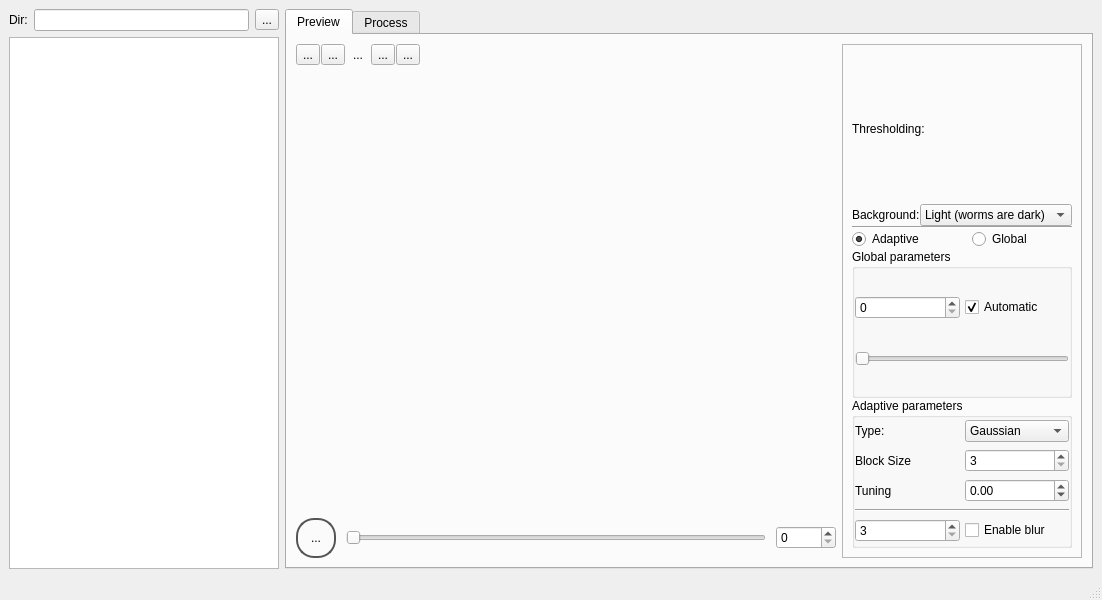
Old version of the form mainwindow.ui in the repository adwolfe/yawt.
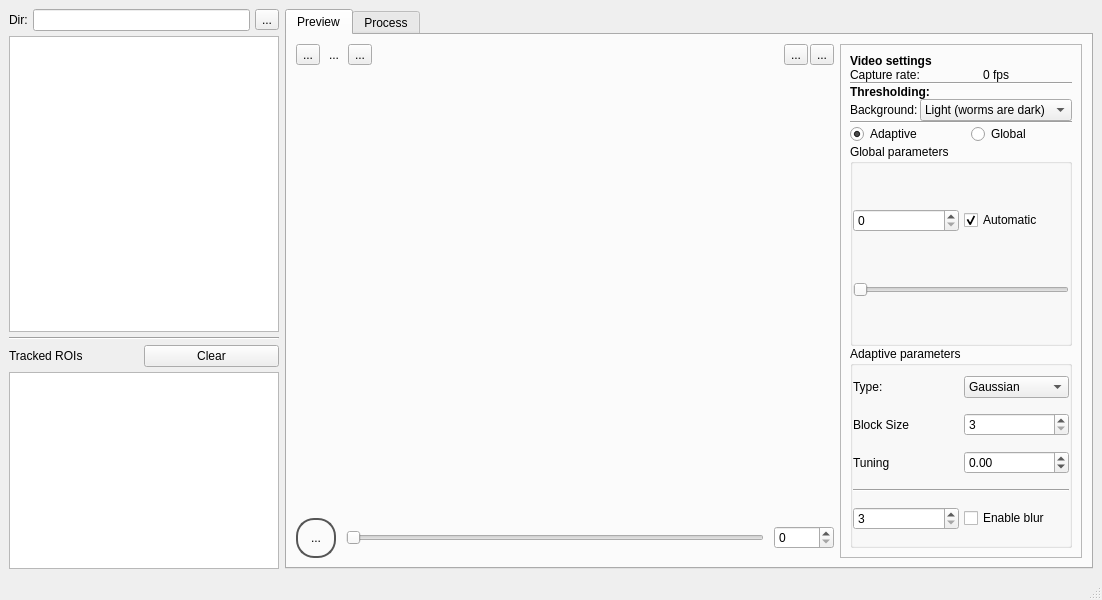
New version of the form. Icons and pictures are not drawn. Custom widgets are drawn as their Qt base class.

Commit message: some ui improvements, added worm table

```diff
--- a/mainwindow.ui
+++ b/mainwindow.ui
@@ -16,7 +16,10 @@
   <widget class="QWidget" name="centralwidget">
    <layout class="QHBoxLayout" name="horizontalLayout_4" stretch="1,3">
     <item>
-     <layout class="QVBoxLayout" name="leftLayout">
+     <layout class="QVBoxLayout" name="leftLayout" stretch="0,3,0,0,2">
+      <property name="spacing">
+       <number>5</number>
+      </property>
       <item>
        <layout class="QHBoxLayout" name="dirSelectLayout">
         <item>
@@ -45,6 +48,47 @@
         </attribute>
        </widget>
       </item>
+      <item>
+       <widget class="Line" name="line_3">
+        <property name="orientation">
+         <enum>Qt::Orientation::Horizontal</enum>
+        </property>
+       </widget>
+      </item>
+      <item>
+       <layout class="QHBoxLayout" name="horizontalLayout_6">
+        <property name="spacing">
+         <number>0</number>
+        </property>
+        <item>
+         <widget class="QLabel" name="label_5">
+          <property name="text">
+           <string>Tracked ROIs</string>
+          </property>
+         </widget>
+        </item>
+        <item>
+         <widget class="QPushButton" name="pushButton">
+          <property name="text">
+           <string>Clear</string>
+          </property>
+         </widget>
+        </item>
+       </layout>
+      </item>
+      <item>
+       <widget class="QTableView" name="wormTableView">
+        <property name="dragDropOverwriteMode">
+         <bool>false</bool>
+        </property>
+        <property name="alternatingRowColors">
+         <bool>true</bool>
+        </property>
+        <property name="selectionBehavior">
+         <enum>QAbstractItemView::SelectionBehavior::SelectRows</enum>
+        </property>
+       </widget>
+      </item>
      </layout>
     </item>
     <item>
@@ -62,7 +106,7 @@
           <item>
            <layout class="QHBoxLayout" name="horizontalLayout">
             <property name="spacing">
-             <number>1</number>
+             <number>2</number>
             </property>
             <item>
              <widget class="QToolButton" name="panModeButton">
@@ -80,21 +124,11 @@
               </property>
              </widget>
             </item>
-            <item>
-             <widget class="QToolButton" name="cropModeButton">
-              <property name="text">
-               <string>...</string>
-              </property>
-              <property name="icon">
-               <iconset theme="QIcon::ThemeIcon::ViewRestore"/>
-              </property>
-              <property name="checkable">
-               <bool>true</bool>
-              </property>
-             </widget>
-            </item>
             <item>
              <widget class="QToolButton" name="roiModeButton">
+              <property name="enabled">
+               <bool>true</bool>
+              </property>
               <property name="text">
                <string>...</string>
               </property>
@@ -109,19 +143,6 @@
               </property>
              </widget>
             </item>
-            <item>
-             <widget class="QToolButton" name="threshModeButton">
-              <property name="text">
-               <string>...</string>
-              </property>
-              <property name="icon">
-               <iconset theme="QIcon::ThemeIcon::ImageLoading"/>
-              </property>
-              <property name="checkable">
-               <bool>true</bool>
-              </property>
-             </widget>
-            </item>
             <item>
              <widget class="QToolButton" name="selectionModeButton">
               <property name="text">
@@ -145,6 +166,32 @@
               </property>
              </spacer>
             </item>
+            <item>
+             <widget class="QToolButton" name="cropModeButton">
+              <property name="text">
+               <string>...</string>
+              </property>
+              <property name="icon">
+               <iconset theme="QIcon::ThemeIcon::ViewRestore"/>
+              </property>
+              <property name="checkable">
+               <bool>true</bool>
+              </property>
+             </widget>
+            </item>
+            <item>
+             <widget class="QToolButton" name="threshModeButton">
+              <property name="text">
+               <string>...</string>
+              </property>
+              <property name="icon">
+               <iconset theme="QIcon::ThemeIcon::ImageLoading"/>
+              </property>
+              <property name="checkable">
+               <bool>true</bool>
+              </property>
+             </widget>
+            </item>
            </layout>
           </item>
           <item>
@@ -245,18 +292,18 @@
           <property name="frameShadow">
            <enum>QFrame::Shadow::Sunken</enum>
           </property>
-          <layout class="QGridLayout" name="gridLayout" rowstretch="0,0,0,0,0,0,0,0">
+          <layout class="QGridLayout" name="gridLayout" rowstretch="0,0,0,0,0,0,0,0,0,0,0,0,0">
            <property name="spacing">
             <number>0</number>
            </property>
-           <item row="2" column="0" colspan="3">
+           <item row="7" column="0" colspan="3">
             <widget class="Line" name="line">
              <property name="orientation">
               <enum>Qt::Orientation::Horizontal</enum>
              </property>
             </widget>
            </item>
-           <item row="3" column="0" colspan="3">
+           <item row="8" column="0" colspan="3">
             <layout class="QHBoxLayout" name="horizontalLayout_5">
              <property name="spacing">
               <number>20</number>
@@ -280,28 +327,67 @@
              </item>
             </layout>
            </item>
-           <item row="0" column="0" colspan="3">
+           <item row="4" column="0" colspan="3">
+            <widget class="Line" name="line_4">
+             <property name="orientation">
+              <enum>Qt::Orientation::Horizontal</enum>
+             </property>
+            </widget>
+           </item>
+           <item row="5" column="0" colspan="3">
             <widget class="QLabel" name="labelThresholding">
+             <property name="sizePolicy">
+              <sizepolicy hsizetype="Preferred" vsizetype="Fixed">
+               <horstretch>0</horstretch>
+               <verstretch>0</verstretch>
+              </sizepolicy>
+             </property>
+             <property name="font">
+              <font>
+               <bold>true</bold>
+              </font>
+             </property>
              <property name="text">
               <string>Thresholding:</string>
              </property>
             </widget>
            </item>
-           <item row="1" column="2">
+           <item row="2" column="0" colspan="3">
+            <widget class="QLabel" name="label_6">
+             <property name="sizePolicy">
+              <sizepolicy hsizetype="Preferred" vsizetype="Fixed">
+               <horstretch>0</horstretch>
+               <verstretch>0</verstretch>
+              </sizepolicy>
+             </property>
+             <property name="font">
+              <font>
+               <bold>true</bold>
+              </font>
+             </property>
+             <property name="text">
+              <string>Video settings</string>
+             </property>
+            </widget>
+           </item>
+           <item row="6" column="2">
             <widget class="QComboBox" name="bgCombo">
-             <item>
-              <property name="text">
-               <string>Light (worms are dark)</string>
-              </property>
-             </item>
+             <property name="currentIndex">
+              <number>1</number>
+             </property>
              <item>
               <property name="text">
                <string>Dark (worms are light)</string>
               </property>
              </item>
+             <item>
+              <property name="text">
+               <string>Light (worms are dark)</string>
+              </property>
+             </item>
             </widget>
            </item>
-           <item row="6" column="0" colspan="3">
+           <item row="11" column="0" colspan="3">
             <widget class="QGroupBox" name="globalGroupBox">
              <property name="title">
               <string>Global parameters</string>
@@ -364,14 +450,14 @@
              </layout>
             </widget>
            </item>
-           <item row="1" column="0">
+           <item row="6" column="0">
             <widget class="QLabel" name="label">
              <property name="text">
               <string>Background:</string>
              </property>
             </widget>
            </item>
-           <item row="7" column="0" colspan="3">
+           <item row="12" column="0" colspan="3">
             <widget class="QGroupBox" name="adaptiveGroupBox">
              <property name="title">
               <string>Adaptive parameters</string>
@@ -483,6 +569,41 @@
              </layout>
             </widget>
            </item>
+           <item row="3" column="0">
+            <widget class="QLabel" name="label_7">
+             <property name="font">
+              <font>
+               <bold>false</bold>
+              </font>
+             </property>
+             <property name="text">
+              <string>Capture rate:</string>
+             </property>
+            </widget>
+           </item>
+           <item row="3" column="2">
+            <widget class="QLabel" name="fpsLabel">
+             <property name="sizePolicy">
+              <sizepolicy hsizetype="Preferred" vsizetype="Fixed">
+               <horstretch>0</horstretch>
+               <verstretch>0</verstretch>
+              </sizepolicy>
+             </property>
+             <property name="font">
+              <font>
+               <italic>false</italic>
+               <bold>false</bold>
+               <underline>false</underline>
+              </font>
+             </property>
+             <property name="text">
+              <string>0 fps</string>
+             </property>
+             <property name="alignment">
+              <set>Qt::AlignmentFlag::AlignCenter</set>
+             </property>
+            </widget>
+           </item>
           </layout>
          </widget>
         </item>
```
The commit also changes 7 other files.
